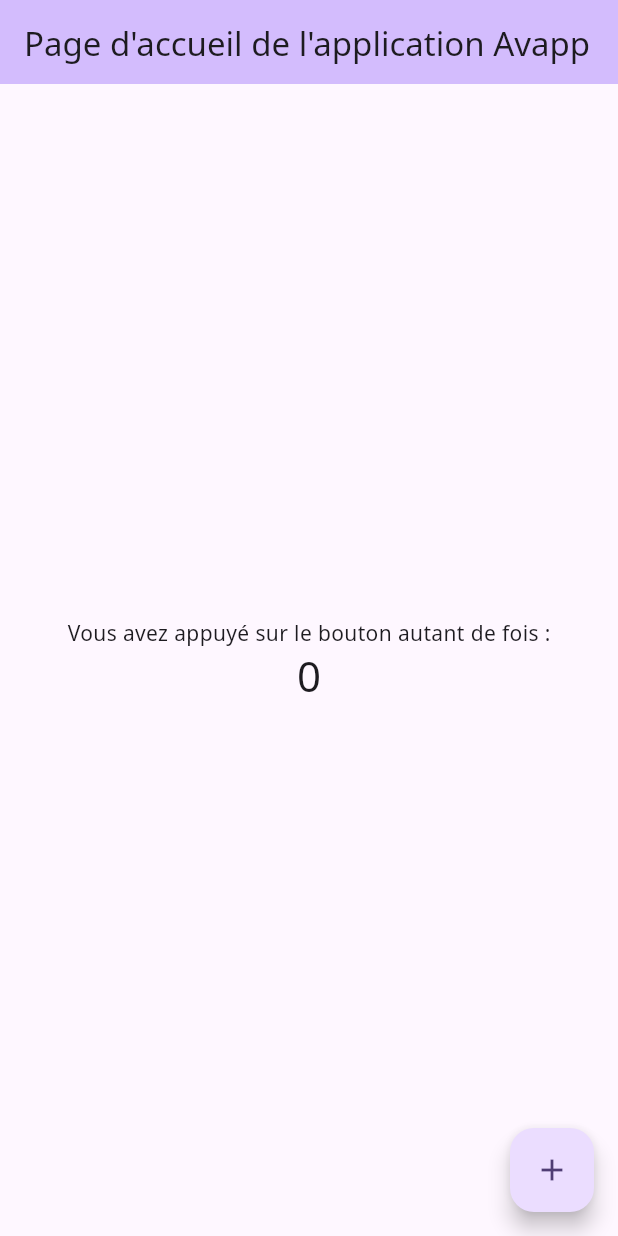
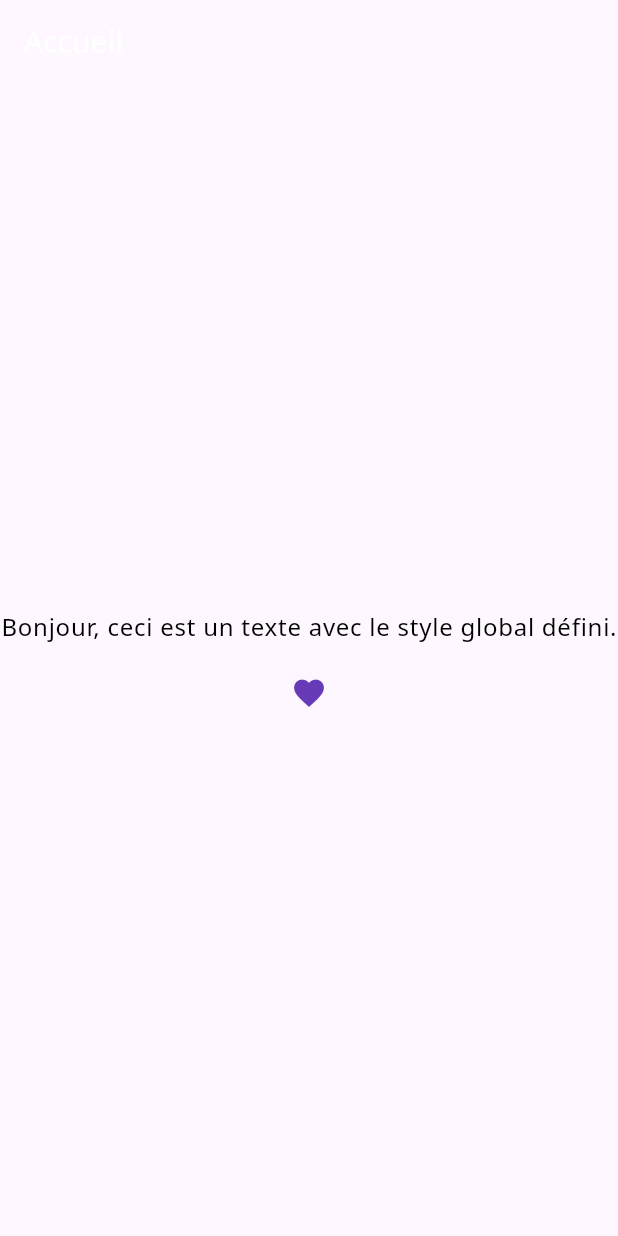
Before and after one commit to MathYeiv/avapp, a Flutter app: the screen it shows after launch, on a phone screen of 412 x 824 dp. Run offline on Flutter 3.47's test engine with Material 3 defaults, Android fonts, the phone set to English and light mode, and no system bars.

Commit message:
Modif Nom et Orga
Modification du nom de l'app
Ajout d'info et première vue sur l'organisation de l'app

```diff
--- a/lib/main.dart
+++ b/lib/main.dart
@@ -1,111 +1,47 @@
 import 'package:flutter/material.dart';
+import 'pages/home_page.dart';
 
 void main() {
-  runApp(const MyApp());
+  runApp(MyApp());
 }
 
 class MyApp extends StatelessWidget {
-  const MyApp({super.key});
-
-  // Ce widget est la racine de votre application.
   @override
   Widget build(BuildContext context) {
     return MaterialApp(
-      title: 'Avapp',
+      title: 'Ava',
+      // Configuration globale du thème de l'application
       theme: ThemeData(
-        fontFamily: 'NotoSans',
-        colorScheme: ColorScheme.fromSeed(seedColor: Colors.deepPurple),
-        useMaterial3: true,
+        // Couleur principale de l'application
+        primarySwatch: Colors.blue,
+        // Définir le thème du texte pour toute l'application
+        textTheme: TextTheme(
+          // Exemple pour le texte courant
+          bodyLarge: TextStyle(
+            fontFamily: 'NotoSans', // Assure-toi d'avoir ajouté cette police dans ton pubspec.yaml si c'est une police personnalisée
+            color: Colors.black,
+            fontSize: 16,
+          ),
+          // Autre style de texte
+          bodyMedium: TextStyle(
+            fontFamily: 'NotoSans',
+            color: Colors.grey[800],
+            fontSize: 14,
+          ),
+          // Exemple pour les titres d'appbar
+          titleLarge: TextStyle(
+            fontFamily: 'NotoSans',
+            color: Colors.white,
+            fontSize: 20,
+          ),
+        ),
+        // Définir le thème par défaut des icônes
+        iconTheme: IconThemeData(
+          color: Colors.deepPurple, // Couleur par défaut pour les icônes
+          size: 24,
+        ),
       ),
-      home: const MyHomePage(title: 'Page d\'accueil de l\'application Avapp'),
+      home: HomePage(),
     );
   }
 }
-
-class MyHomePage extends StatefulWidget {
-  const MyHomePage({super.key, required this.title});
-
-  // Ce widget est la page d'accueil de votre application. Il est stateful, ce qui signifie
-  // qu'il a un objet State (défini ci-dessous) qui contient des champs qui affectent
-  // son apparence.
-
-  // Cette classe est la configuration de l'état. Elle contient les valeurs (dans ce
-  // cas le titre) fournies par le parent (dans ce cas le widget App) et
-  // utilisées par la méthode build de l'état. Les champs dans une sous-classe de Widget
-  // sont toujours marqués "final".
-
-  final String title;
-
-  @override
-  State<MyHomePage> createState() => _MyHomePageState();
-}
-
-class _MyHomePageState extends State<MyHomePage> {
-  int _counter = 0;
-
-  void _incrementCounter() {
-    setState(() {
-      // Cet appel à setState indique au framework Flutter que quelque chose a
-      // changé dans cet état, ce qui provoque la réexécution de la méthode build ci-dessous
-      // afin que l'affichage puisse refléter les valeurs mises à jour. Si nous changions
-      // _counter sans appeler setState(), alors la méthode build ne serait pas
-      // appelée à nouveau, et donc rien ne semblerait se passer.
-      _counter++;
-    });
-  }
-
-  @override
-  Widget build(BuildContext context) {
-    // Cette méthode est réexécutée à chaque fois que setState est appelée, par exemple comme fait
-    // par la méthode _incrementCounter ci-dessus.
-    //
-    // Le framework Flutter a été optimisé pour rendre les méthodes build rapides à réexécuter,
-    // afin que vous puissiez simplement reconstruire tout ce qui doit être mis à jour
-    // plutôt que de devoir changer individuellement les instances de widgets.
-    return Scaffold(
-      appBar: AppBar(
-        // ESSAYEZ CECI : Essayez de changer la couleur ici pour une couleur spécifique (par exemple
-        // Colors.amber ?) et déclenchez un rechargement à chaud pour voir la couleur de l'AppBar
-        // changer tandis que les autres couleurs restent les mêmes.
-        backgroundColor: Theme.of(context).colorScheme.inversePrimary,
-        // Ici, nous prenons la valeur de l'objet MyHomePage qui a été créé par
-        // la méthode App.build, et l'utilisons pour définir le titre de notre appbar.
-        title: Text(widget.title),
-      ),
-      body: Center(
-        // Center est un widget de mise en page. Il prend un seul enfant et le positionne
-        // au centre du parent.
-        child: Column(
-          // Column est également un widget de mise en page. Il prend une liste d'enfants et
-          // les dispose verticalement. Par défaut, il s'ajuste pour s'adapter à ses
-          // enfants horizontalement, et essaie d'être aussi haut que son parent.
-          //
-          // Column a diverses propriétés pour contrôler comment il s'ajuste et
-          // comment il positionne ses enfants. Ici, nous utilisons mainAxisAlignment pour
-          // centrer les enfants verticalement ; l'axe principal ici est l'axe vertical
-          // car les colonnes sont verticales (l'axe croisé serait
-          // horizontal).
-          //
-          // ESSAYEZ CECI : Invoquez "debug painting" (choisissez l'action "Toggle Debug Paint"
-          // dans l'IDE, ou appuyez sur "p" dans la console), pour voir le
-          // fil de fer pour chaque widget.
-          mainAxisAlignment: MainAxisAlignment.center,
-          children: <Widget>[
-            const Text(
-              'Vous avez appuyé sur le bouton autant de fois :',
-            ),
-            Text(
-              '$_counter',
-              style: Theme.of(context).textTheme.headlineMedium,
-            ),
-          ],
-        ),
-      ),
-      floatingActionButton: FloatingActionButton(
-        onPressed: _incrementCounter,
-        tooltip: 'Incrémenter',
-        child: const Icon(Icons.add),
-      ), // Cette virgule finale rend le formatage automatique plus agréable pour les méthodes build.
-    );
-  }
-}
--- /dev/null
+++ b/lib/pages/home_page.dart
@@ -0,0 +1,28 @@
+import 'package:flutter/material.dart';
+
+class HomePage extends StatelessWidget {
+  @override
+  Widget build(BuildContext context) {
+    return Scaffold(
+      appBar: AppBar(
+        title: Text(
+          'Accueil',
+          style: Theme.of(context).textTheme.titleLarge,
+        ),
+      ),
+      body: Center(
+        child: Column(
+          mainAxisAlignment: MainAxisAlignment.center,
+          children: [
+            Text(
+              'Bonjour, ceci est un texte avec le style global défini.',
+              style: Theme.of(context).textTheme.bodyLarge,
+            ),
+            SizedBox(height: 20),
+            Icon(Icons.favorite),
+          ],
+        ),
+      ),
+    );
+  }
+}
```
Also changed, not shown: 4 other files.
